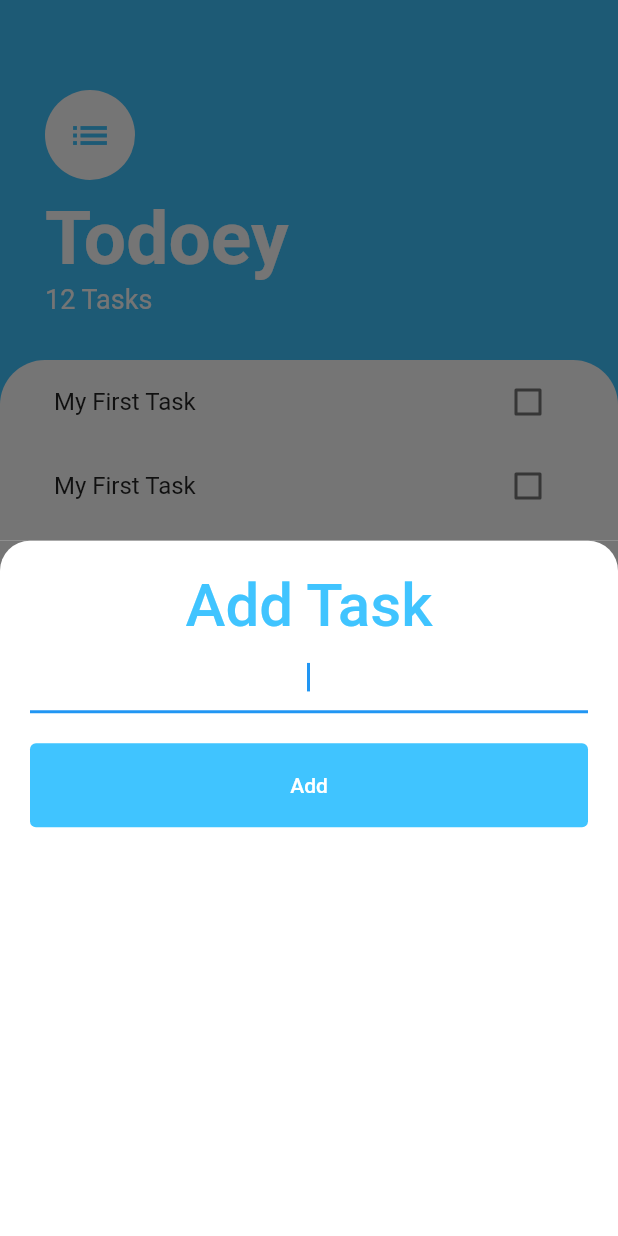
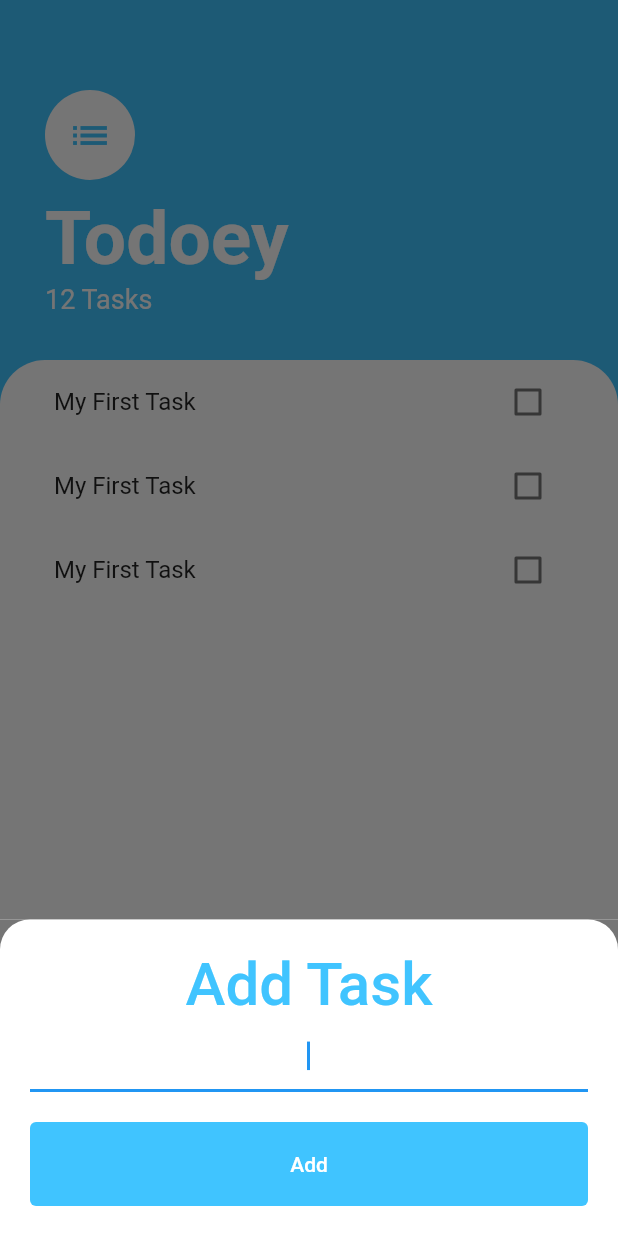
Before and after one commit to DevXanderCode/todoey_flutter, a Flutter app: the screen it shows after launch, after a tap on the "add" icon, on a phone screen of 412 x 824 dp. Run offline on Flutter 3.47's test engine with Material 2 defaults, Android fonts, the phone set to English and light mode, and no system bars.

Commit message:
fixed the add task form from rendering outside the screen on smaller devices

```diff
--- a/lib/screens/tasks_screen.dart
+++ b/lib/screens/tasks_screen.dart
@@ -11,7 +11,14 @@ class TasksScreen extends StatelessWidget {
       floatingActionButton: FloatingActionButton(
         onPressed: () {
           showModalBottomSheet(
-              context: context, builder: (context) => AddTaskScreen());
+              context: context,
+              isScrollControlled: true,
+              builder: (context) => SingleChildScrollView(
+                  child: Container(
+                      padding: EdgeInsets.only(
+                        bottom: MediaQuery.of(context).viewInsets.bottom,
+                      ),
+                      child: AddTaskScreen())));
         },
         backgroundColor: Colors.lightBlueAccent,
         child: Icon(Icons.add),
```
